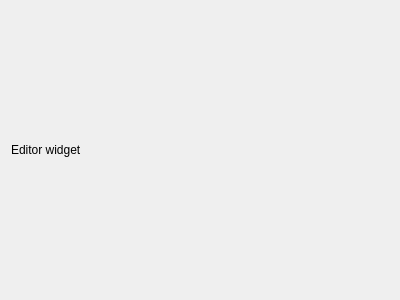
This is src/gui/widgets/editwidget.ui in KDE/kigo as Qt 5 draws it before an edit. The edited form follows.
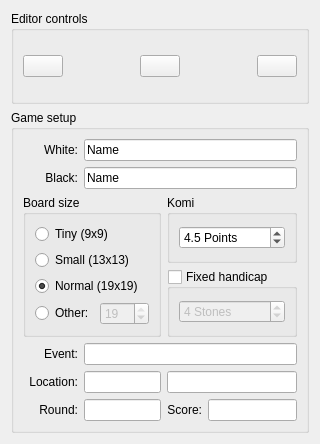
This is the edited form. Custom widgets are drawn as their Qt base class.

What changed in the file:
```diff
--- a/src/gui/widgets/editwidget.ui
+++ b/src/gui/widgets/editwidget.ui
@@ -5,8 +5,8 @@
    <rect>
     <x>0</x>
     <y>0</y>
-    <width>400</width>
-    <height>300</height>
+    <width>320</width>
+    <height>444</height>
    </rect>
   </property>
   <property name="sizePolicy" >
@@ -18,16 +18,325 @@
   <property name="windowTitle" >
    <string>Form</string>
   </property>
-  <layout class="QGridLayout" name="gridLayout" >
+  <layout class="QGridLayout" name="gridLayout_2" >
+   <item row="1" column="0" >
+    <widget class="QGroupBox" name="gameSetup" >
+     <property name="title" >
+      <string>Game setup</string>
+     </property>
+     <layout class="QGridLayout" name="gridLayout" >
+      <item row="1" column="3" colspan="3" >
+       <widget class="KLineEdit" name="blackPlayerName" >
+        <property name="enabled" >
+         <bool>true</bool>
+        </property>
+        <property name="text" >
+         <string>Name</string>
+        </property>
+       </widget>
+      </item>
+      <item row="0" column="3" colspan="3" >
+       <widget class="KLineEdit" name="whitePlayerName" >
+        <property name="enabled" >
+         <bool>true</bool>
+        </property>
+        <property name="text" >
+         <string>Name</string>
+        </property>
+       </widget>
+      </item>
+      <item row="6" column="3" >
+       <widget class="KLineEdit" name="infoRound" >
+        <property name="maxLength" >
+         <number>3</number>
+        </property>
+       </widget>
+      </item>
+      <item row="4" column="3" colspan="3" >
+       <widget class="KLineEdit" name="infoEvent" />
+      </item>
+      <item row="5" column="3" >
+       <widget class="KLineEdit" name="infoDate" />
+      </item>
+      <item row="6" column="4" >
+       <widget class="QLabel" name="label_10" >
+        <property name="text" >
+         <string>Score:</string>
+        </property>
+        <property name="alignment" >
+         <set>Qt::AlignRight|Qt::AlignTrailing|Qt::AlignVCenter</set>
+        </property>
+       </widget>
+      </item>
+      <item row="6" column="5" >
+       <widget class="KLineEdit" name="infoScore" />
+      </item>
+      <item row="5" column="4" colspan="2" >
+       <widget class="KLineEdit" name="infoLocation" />
+      </item>
+      <item row="0" column="1" colspan="2" >
+       <widget class="QLabel" name="label" >
+        <property name="text" >
+         <string>White:</string>
+        </property>
+        <property name="alignment" >
+         <set>Qt::AlignRight|Qt::AlignTrailing|Qt::AlignVCenter</set>
+        </property>
+        <property name="buddy" >
+         <cstring>whitePlayerCombo</cstring>
+        </property>
+       </widget>
+      </item>
+      <item row="1" column="1" colspan="2" >
+       <widget class="QLabel" name="label_2" >
+        <property name="text" >
+         <string>Black:</string>
+        </property>
+        <property name="alignment" >
+         <set>Qt::AlignRight|Qt::AlignTrailing|Qt::AlignVCenter</set>
+        </property>
+        <property name="buddy" >
+         <cstring>blackPlayerCombo</cstring>
+        </property>
+       </widget>
+      </item>
+      <item row="4" column="1" colspan="2" >
+       <widget class="QLabel" name="label_8" >
+        <property name="text" >
+         <string>Event:</string>
+        </property>
+        <property name="alignment" >
+         <set>Qt::AlignRight|Qt::AlignTrailing|Qt::AlignVCenter</set>
+        </property>
+       </widget>
+      </item>
+      <item row="5" column="1" colspan="2" >
+       <widget class="QLabel" name="label_9" >
+        <property name="text" >
+         <string>Location:</string>
+        </property>
+        <property name="alignment" >
+         <set>Qt::AlignRight|Qt::AlignTrailing|Qt::AlignVCenter</set>
+        </property>
+       </widget>
+      </item>
+      <item row="6" column="1" colspan="2" >
+       <widget class="QLabel" name="label_11" >
+        <property name="text" >
+         <string>Round:</string>
+        </property>
+        <property name="alignment" >
+         <set>Qt::AlignRight|Qt::AlignTrailing|Qt::AlignVCenter</set>
+        </property>
+       </widget>
+      </item>
+      <item rowspan="2" row="2" column="0" colspan="4" >
+       <widget class="KButtonGroup" name="sizeGroupBox" >
+        <property name="title" >
+         <string>Board size</string>
+        </property>
+        <property name="flat" >
+         <bool>false</bool>
+        </property>
+        <property name="current" stdset="0" >
+         <number>2</number>
+        </property>
+        <layout class="QGridLayout" name="gridLayout_4" >
+         <item row="0" column="0" colspan="2" >
+          <widget class="QRadioButton" name="sizeSmall" >
+           <property name="text" >
+            <string>Tiny (9x9)</string>
+           </property>
+           <property name="checked" >
+            <bool>false</bool>
+           </property>
+          </widget>
+         </item>
+         <item row="1" column="0" colspan="2" >
+          <widget class="QRadioButton" name="sizeMedium" >
+           <property name="text" >
+            <string>Small (13x13)</string>
+           </property>
+          </widget>
+         </item>
+         <item row="2" column="0" colspan="2" >
+          <widget class="QRadioButton" name="sizeBig" >
+           <property name="text" >
+            <string>Normal (19x19)</string>
+           </property>
+           <property name="checked" >
+            <bool>true</bool>
+           </property>
+          </widget>
+         </item>
+         <item row="3" column="0" >
+          <widget class="QRadioButton" name="sizeOther" >
+           <property name="text" >
+            <string>Other:</string>
+           </property>
+          </widget>
+         </item>
+         <item row="3" column="1" >
+          <widget class="QSpinBox" name="sizeOtherSpinBox" >
+           <property name="enabled" >
+            <bool>false</bool>
+           </property>
+           <property name="minimum" >
+            <number>5</number>
+           </property>
+           <property name="maximum" >
+            <number>19</number>
+           </property>
+           <property name="value" >
+            <number>19</number>
+           </property>
+          </widget>
+         </item>
+        </layout>
+       </widget>
+      </item>
+      <item row="2" column="4" colspan="2" >
+       <widget class="QGroupBox" name="groupBox_3" >
+        <property name="title" >
+         <string>Komi</string>
+        </property>
+        <layout class="QVBoxLayout" name="verticalLayout_8" >
+         <item>
+          <widget class="QDoubleSpinBox" name="komiSpinBox" >
+           <property name="suffix" >
+            <string> Points</string>
+           </property>
+           <property name="decimals" >
+            <number>1</number>
+           </property>
+           <property name="maximum" >
+            <double>50.000000000000000</double>
+           </property>
+           <property name="value" >
+            <double>4.500000000000000</double>
+           </property>
+          </widget>
+         </item>
+        </layout>
+       </widget>
+      </item>
+      <item row="3" column="4" colspan="2" >
+       <widget class="QGroupBox" name="handicapGroupBox" >
+        <property name="title" >
+         <string>Fixed handicap</string>
+        </property>
+        <property name="flat" >
+         <bool>false</bool>
+        </property>
+        <property name="checkable" >
+         <bool>true</bool>
+        </property>
+        <property name="checked" >
+         <bool>false</bool>
+        </property>
+        <layout class="QVBoxLayout" name="verticalLayout_9" >
+         <item>
+          <widget class="QSpinBox" name="handicapSpinBox" >
+           <property name="suffix" >
+            <string> Stones</string>
+           </property>
+           <property name="minimum" >
+            <number>2</number>
+           </property>
+           <property name="maximum" >
+            <number>9</number>
+           </property>
+           <property name="value" >
+            <number>4</number>
+           </property>
+          </widget>
+         </item>
+        </layout>
+       </widget>
+      </item>
+     </layout>
+     <zorder>blackPlayerName</zorder>
+     <zorder>whitePlayerName</zorder>
+     <zorder>infoRound</zorder>
+     <zorder>infoEvent</zorder>
+     <zorder>infoDate</zorder>
+     <zorder>label_10</zorder>
+     <zorder>infoScore</zorder>
+     <zorder>infoLocation</zorder>
+     <zorder>label</zorder>
+     <zorder>label_2</zorder>
+     <zorder>label_8</zorder>
+     <zorder>label_9</zorder>
+     <zorder>label_11</zorder>
+     <zorder>sizeGroupBox</zorder>
+     <zorder>groupBox_3</zorder>
+     <zorder>handicapGroupBox</zorder>
+    </widget>
+   </item>
    <item row="0" column="0" >
-    <widget class="QLabel" name="label" >
-     <property name="text" >
-      <string>Editor widget</string>
+    <widget class="QGroupBox" name="editorControls" >
+     <property name="title" >
+      <string>Editor controls</string>
      </property>
+     <layout class="QGridLayout" name="gridLayout_3" >
+      <item row="0" column="1" >
+       <spacer name="horizontalSpacer" >
+        <property name="orientation" >
+         <enum>Qt::Horizontal</enum>
+        </property>
+        <property name="sizeHint" stdset="0" >
+         <size>
+          <width>40</width>
+          <height>20</height>
+         </size>
+        </property>
+       </spacer>
+      </item>
+      <item row="0" column="3" >
+       <spacer name="horizontalSpacer_3" >
+        <property name="orientation" >
+         <enum>Qt::Horizontal</enum>
+        </property>
+        <property name="sizeHint" stdset="0" >
+         <size>
+          <width>40</width>
+          <height>20</height>
+         </size>
+        </property>
+       </spacer>
+      </item>
+      <item row="0" column="0" >
+       <widget class="KPushButton" name="placeWhite" />
+      </item>
+      <item row="0" column="4" >
+       <widget class="KPushButton" name="erase" />
+      </item>
+      <item row="0" column="2" >
+       <widget class="KPushButton" name="placeBlack" />
+      </item>
+     </layout>
     </widget>
    </item>
   </layout>
  </widget>
+ <customwidgets>
+  <customwidget>
+   <class>KButtonGroup</class>
+   <extends>QGroupBox</extends>
+   <header>kbuttongroup.h</header>
+   <container>1</container>
+  </customwidget>
+  <customwidget>
+   <class>KLineEdit</class>
+   <extends>QLineEdit</extends>
+   <header>klineedit.h</header>
+  </customwidget>
+  <customwidget>
+   <class>KPushButton</class>
+   <extends>QPushButton</extends>
+   <header>kpushbutton.h</header>
+  </customwidget>
+ </customwidgets>
  <resources/>
  <connections/>
 </ui>
```
